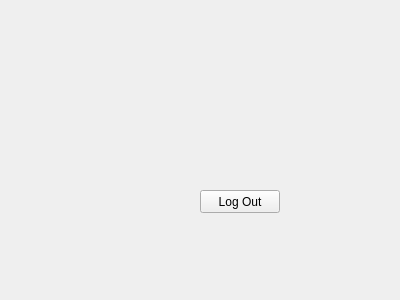
The window that desktop/adminhomescreen.ui (gregbove/Pet-Matching-App) describes before a commit, drawn with Qt 5.
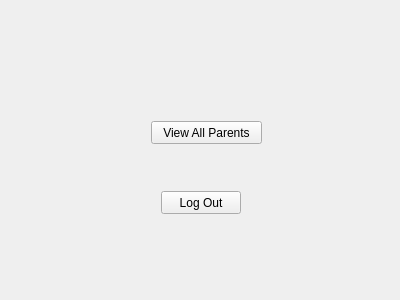
The same window after the commit.

The edit to the form file:
```diff
--- a/desktop/adminhomescreen.ui
+++ b/desktop/adminhomescreen.ui
@@ -13,11 +13,15 @@
   <property name="windowTitle">
    <string>Form</string>
   </property>
+  <layout class="QVBoxLayout" name="verticalLayout">
+   <item>
+    <widget class="QStackedWidget" name="stackedWidget">
+     <widget class="QWidget" name="page">
   <widget class="QPushButton" name="homeButton">
    <property name="geometry">
     <rect>
-     <x>200</x>
-     <y>190</y>
+         <x>150</x>
+         <y>180</y>
      <width>80</width>
      <height>23</height>
     </rect>
@@ -26,6 +30,23 @@
     <string>Log Out</string>
    </property>
   </widget>
+      <widget class="QPushButton" name="parentsButton">
+       <property name="geometry">
+        <rect>
+         <x>140</x>
+         <y>110</y>
+         <width>111</width>
+         <height>23</height>
+        </rect>
+       </property>
+       <property name="text">
+        <string>View All Parents</string>
+       </property>
+      </widget>
+     </widget>
+    </widget>
+   </item>
+  </layout>
  </widget>
  <resources/>
  <connections/>
```
Lines whose indentation alone changed are shown as unchanged.
